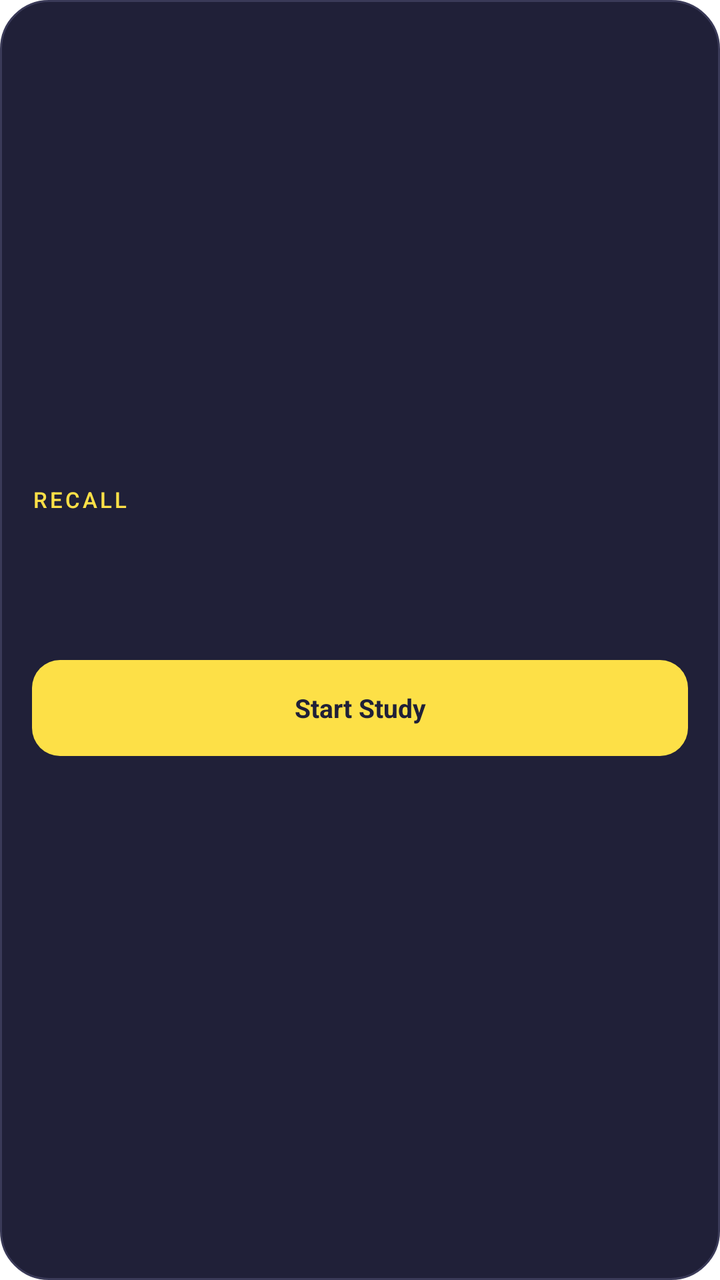
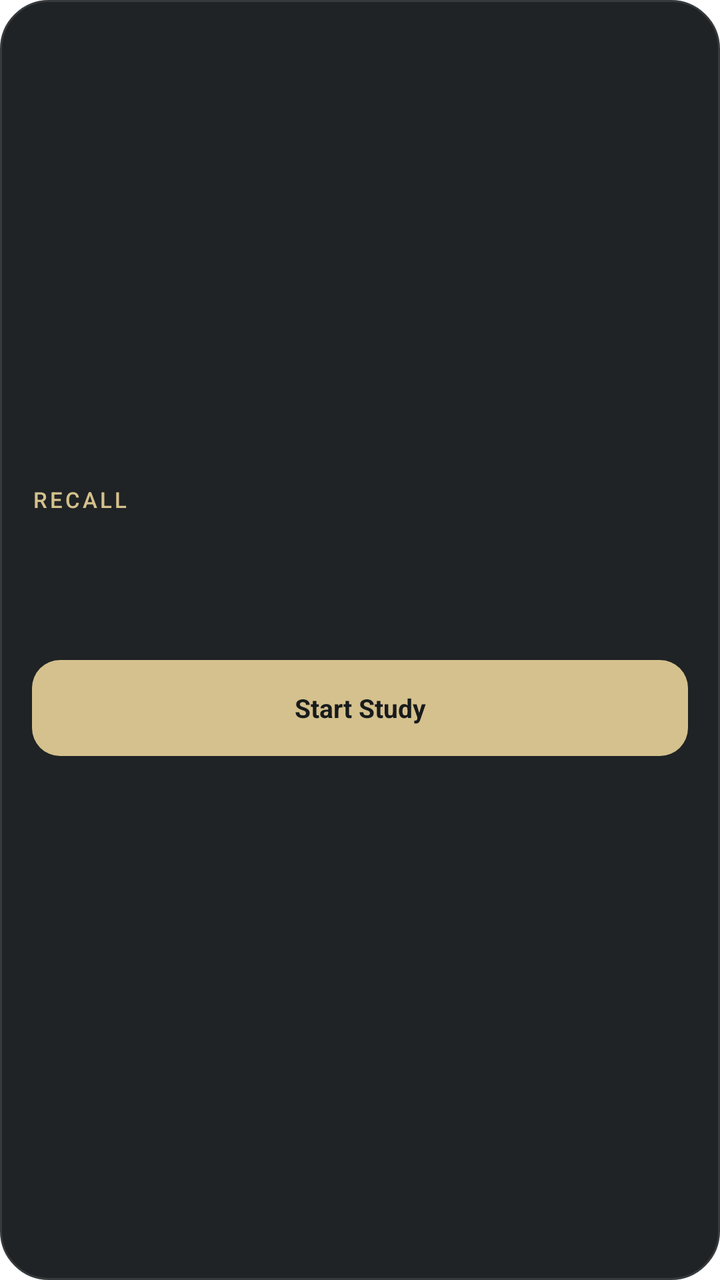

The first picture is an Android layout as it rendered before a commit; the second is the same layout after the commit. The layout source and the unified diff follow.
<!-- AndroidManifest.xml: fallback theme Theme.MaterialComponents.DayNight.NoActionBar -->
<!-- res/layout/recall_widget.xml -->
<?xml version="1.0" encoding="utf-8"?>
<LinearLayout xmlns:android="http://schemas.android.com/apk/res/android"
    android:id="@+id/recall_widget_root"
    android:layout_width="match_parent"
    android:layout_height="match_parent"
    android:background="@drawable/widget_background"
    android:contentDescription="@string/widget_description"
    android:gravity="center_vertical"
    android:orientation="vertical"
    android:padding="16dp">

    <TextView
        android:layout_width="wrap_content"
        android:layout_height="wrap_content"
        android:fontFamily="sans-serif-medium"
        android:letterSpacing="0.12"
        android:text="RECALL"
        android:textColor="#FDE047"
        android:textSize="11sp" />

    <TextView
        android:id="@+id/recall_widget_count"
        android:layout_width="wrap_content"
        android:layout_height="wrap_content"
        android:layout_marginTop="2dp"
        android:fontFamily="sans-serif"
        android:textColor="#FFFFFF"
        android:textSize="34sp"
        android:textStyle="bold" />

    <TextView
        android:id="@+id/recall_widget_label"
        android:layout_width="wrap_content"
        android:layout_height="wrap_content"
        android:textColor="#C7C5D2"
        android:textSize="13sp" />

    <TextView
        android:id="@+id/recall_widget_action"
        android:layout_width="match_parent"
        android:layout_height="48dp"
        android:layout_marginTop="8dp"
        android:background="@drawable/widget_action_background"
        android:contentDescription="@string/widget_start_study"
        android:gravity="center"
        android:text="@string/widget_start_study"
        android:textColor="#202038"
        android:textSize="13sp"
        android:textStyle="bold" />

    <TextView
        android:id="@+id/recall_widget_freshness"
        android:layout_width="wrap_content"
        android:layout_height="wrap_content"
        android:layout_marginTop="6dp"
        android:maxLines="1"
        android:textColor="#A9A7B5"
        android:textSize="10sp" />
</LinearLayout>
<!-- resources referenced by this layout -->
<resources>
  <!-- drawable widget_action_background (drawable) -->
  <?xml version="1.0" encoding="utf-8"?>
  <shape xmlns:android="http://schemas.android.com/apk/res/android">
      <solid android:color="#FDE047" />
      <corners android:radius="14dp" />
  </shape>
  <!-- drawable widget_background (drawable) -->
  <?xml version="1.0" encoding="utf-8"?>
  <shape xmlns:android="http://schemas.android.com/apk/res/android">
      <solid android:color="#202038" />
      <corners android:radius="24dp" />
      <stroke android:width="1dp" android:color="#3A3A58" />
  </shape>
  <string name="widget_description">See the aggregate due count and start studying.</string>
  <string name="widget_start_study">Start Study</string>
</resources>

<!-- the commit's change to res/layout/recall_widget.xml (unified diff, before → after) -->
@@ -15,7 +15,7 @@
         android:fontFamily="sans-serif-medium"
         android:letterSpacing="0.12"
         android:text="RECALL"
-        android:textColor="#FDE047"
+        android:textColor="#D4C18D"
         android:textSize="11sp" />
 
     <TextView
@@ -24,7 +24,7 @@
         android:layout_height="wrap_content"
         android:layout_marginTop="2dp"
         android:fontFamily="sans-serif"
-        android:textColor="#FFFFFF"
+        android:textColor="#EBEAE6"
         android:textSize="34sp"
         android:textStyle="bold" />
 
@@ -32,7 +32,7 @@
         android:id="@+id/recall_widget_label"
         android:layout_width="wrap_content"
         android:layout_height="wrap_content"
-        android:textColor="#C7C5D2"
+        android:textColor="#A0A6A9"
         android:textSize="13sp" />
 
     <TextView
@@ -44,7 +44,7 @@
         android:contentDescription="@string/widget_start_study"
         android:gravity="center"
         android:text="@string/widget_start_study"
-        android:textColor="#202038"
+        android:textColor="#181A1C"
         android:textSize="13sp"
         android:textStyle="bold" />
 
@@ -54,6 +54,6 @@
         android:layout_height="wrap_content"
         android:layout_marginTop="6dp"
         android:maxLines="1"
-        android:textColor="#A9A7B5"
+        android:textColor="#A0A6A9"
         android:textSize="10sp" />
 </LinearLayout>
<!-- resource entries referenced after the edit -->
@@ -3,15 +3,15 @@
   <!-- drawable widget_action_background (drawable) -->
   <?xml version="1.0" encoding="utf-8"?>
   <shape xmlns:android="http://schemas.android.com/apk/res/android">
-      <solid android:color="#FDE047" />
+      <solid android:color="#D4C18D" />
       <corners android:radius="14dp" />
   </shape>
   <!-- drawable widget_background (drawable) -->
   <?xml version="1.0" encoding="utf-8"?>
   <shape xmlns:android="http://schemas.android.com/apk/res/android">
-      <solid android:color="#202038" />
+      <solid android:color="#202325" />
       <corners android:radius="24dp" />
-      <stroke android:width="1dp" android:color="#3A3A58" />
+      <stroke android:width="1dp" android:color="#363A3D" />
   </shape>
   <string name="widget_description">See the aggregate due count and start studying.</string>
   <string name="widget_start_study">Start Study</string>
